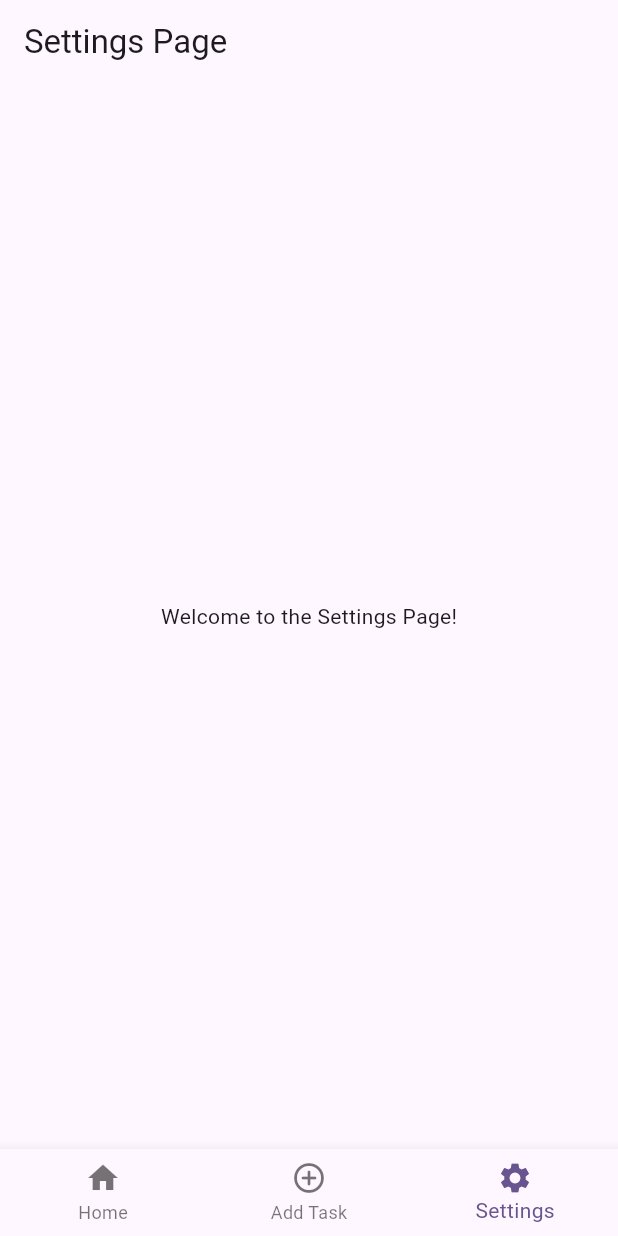
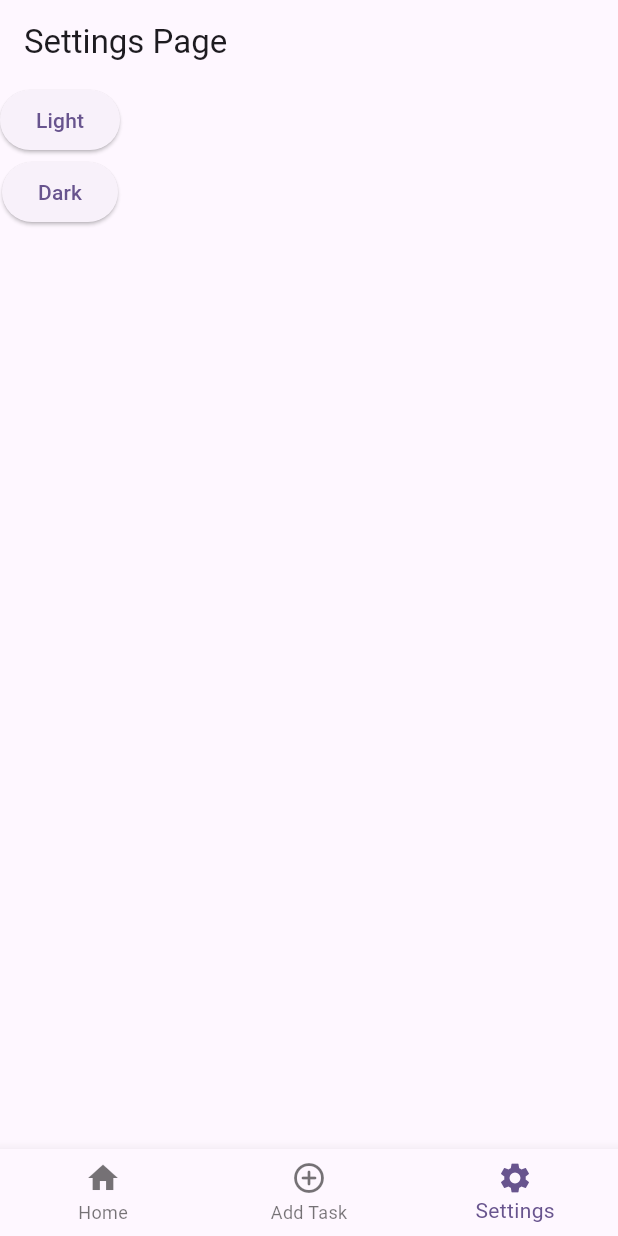
Before and after one commit to samuelalfito/to_do_app, a Flutter app: the screen it shows after launch, item 3 of the bottom bar chosen, on a phone screen of 412 x 824 dp. Run offline on Flutter 3.47's test engine with Material 3 defaults, Android fonts, the phone set to English and light mode, and no system bars.

Commit message:
feat: add dark mode

```diff
--- a/lib/main.dart
+++ b/lib/main.dart
@@ -13,33 +13,35 @@
   );
 }
 
-class MyApp extends StatelessWidget {
-  const MyApp({super.key});
+class MyApp extends StatefulWidget {
+  @override
+  _MyAppState createState() => _MyAppState();
 
-  // This widget is the root of your application.
+  static _MyAppState of(BuildContext context) {
+    return context.findAncestorStateOfType<_MyAppState>()!;
+  }
+}
+
+class _MyAppState extends State<MyApp> {
+  ThemeMode _themeMode = ThemeMode.system;
+
+  void changeTheme(ThemeMode themeMode) {
+    setState(() {
+      _themeMode = themeMode;
+    });
+  }
+
   @override
   Widget build(BuildContext context) {
     return MaterialApp(
       title: 'Flutter Demo',
       theme: ThemeData(
-        // This is the theme of your application.
-        //
-        // TRY THIS: Try running your application with "flutter run". You'll see
-        // the application has a purple toolbar. Then, without quitting the app,
-        // try changing the seedColor in the colorScheme below to Colors.green
-        // and then invoke "hot reload" (save your changes or press the "hot
-        // reload" button in a Flutter-supported IDE, or press "r" if you used
-        // the command line to start the app).
-        //
-        // Notice that the counter didn't reset back to zero; the application
-        // state is not lost during the reload. To reset the state, use hot
-        // restart instead.
-        //
-        // This works for code too, not just values: Most code changes can be
-        // tested with just a hot reload.
         colorScheme: ColorScheme.fromSeed(seedColor: Colors.deepPurple),
         useMaterial3: true,
       ),
+      darkTheme: ThemeData.dark(),
+      themeMode: _themeMode,
+      debugShowCheckedModeBanner: false,
       home: NavBarView(),
     );
   }
--- a/lib/views/settings/settings_view.dart
+++ b/lib/views/settings/settings_view.dart
@@ -1,4 +1,6 @@
 import 'package:flutter/material.dart';
+
+import '../../main.dart';
 
 class SettingsView extends StatelessWidget {
   const SettingsView({super.key});
@@ -9,8 +11,15 @@
       appBar: AppBar(
         title: const Text('Settings Page'),
       ),
-      body: const Center(
-        child: Text('Welcome to the Settings Page!'),
+      body: Column(
+        children: [
+          ElevatedButton(
+              onPressed: () => MyApp.of(context).changeTheme(ThemeMode.light),
+              child: Text('Light')),
+          ElevatedButton(
+              onPressed: () => MyApp.of(context).changeTheme(ThemeMode.dark),
+              child: Text('Dark')),
+        ],
       ),
     );
   }
```
